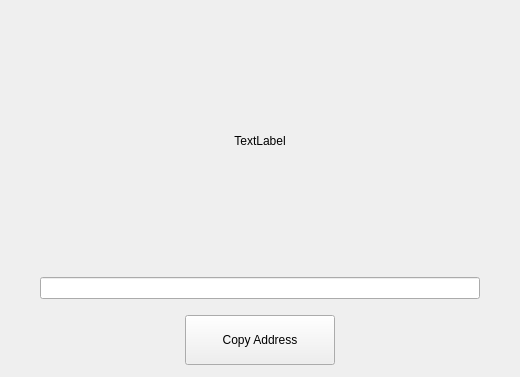
Before: the Qt Designer form src/qt/forms/receivetokenpage.ui in HTMLCOIN/HTMLCOIN, drawn with Qt 5.
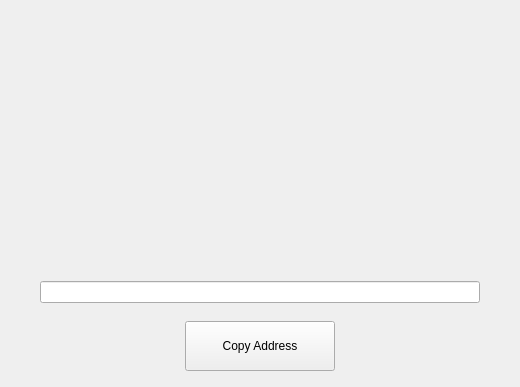
After: the same form once the commit is applied.

What changed in the file:
```diff
--- a/src/qt/forms/receivetokenpage.ui
+++ b/src/qt/forms/receivetokenpage.ui
@@ -2,12 +2,15 @@
 <ui version="4.0">
  <class>ReceiveTokenPage</class>
  <widget class="QWidget" name="ReceiveTokenPage">
+  <property name="enabled">
+   <bool>true</bool>
+  </property>
   <property name="geometry">
    <rect>
     <x>0</x>
     <y>0</y>
     <width>520</width>
-    <height>377</height>
+    <height>387</height>
    </rect>
   </property>
   <property name="windowTitle">
@@ -37,7 +40,7 @@
         </size>
        </property>
        <property name="text">
-        <string>TextLabel</string>
+        <string/>
        </property>
        <property name="alignment">
         <set>Qt::AlignCenter</set>
```
